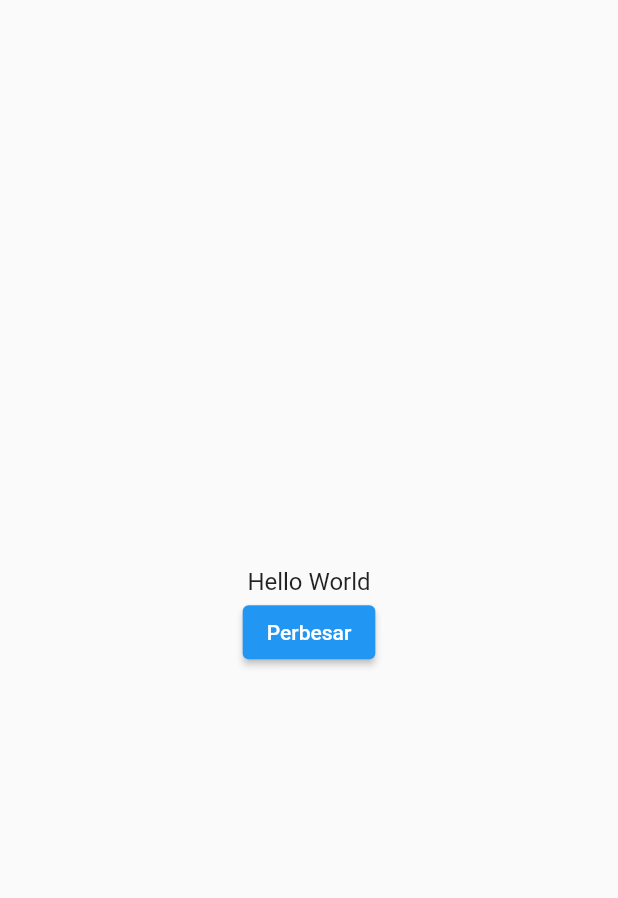
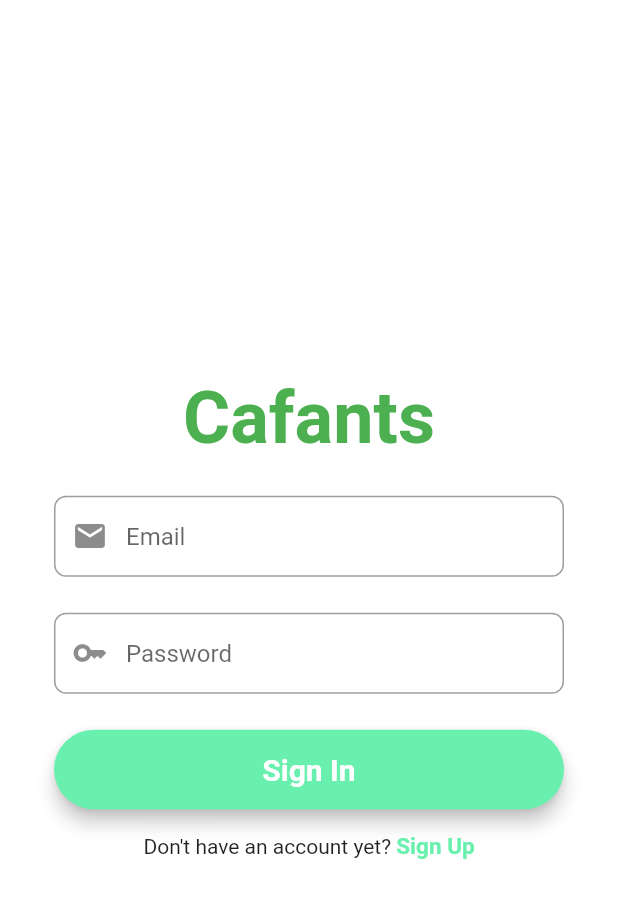
Before and after one commit to AfrinaldiLibrary/flutter_dasar, a Flutter app: the screen it shows after launch, on a phone screen of 412 x 824 dp. Shown: the top 898 px of the screen. Run offline on Flutter 3.47's test engine with Material 2 defaults, Android fonts, the phone set to English and light mode, and no system bars.

Commit message:
add login and register page

```diff
--- a/lib/main.dart
+++ b/lib/main.dart
@@ -1,6 +1,7 @@
 import 'package:flutter/material.dart';
+import 'package:flutter_dasar/screens/login_screens.dart';
 
-void main() => runApp(MyApp());
+void main() => runApp(const MyApp());
 
 class MyApp extends StatelessWidget {
   const MyApp({Key? key}) : super(key: key);
@@ -8,62 +9,12 @@ class MyApp extends StatelessWidget {
   @override
   Widget build(BuildContext context){
     return MaterialApp(
-      title: 'Flutter Demo',
+      debugShowCheckedModeBanner: false,
+      title: 'Cafants',
       theme: ThemeData(
-        primarySwatch: Colors.blue,
+        primarySwatch: Colors.green,
       ),
-      home: Scaffold(
-        body: Center(
-          child: BiggerText(text: "Hello World",),
-        ),
-      ),
+      home: const LoginScreen(),
     );
   }
 }
-
-class Heading extends StatelessWidget{
-  final String text;
-
-  const Heading({Key? key, required this.text}) : super(key: key);
-
-  @override
-  Widget build(BuildContext context){
-    return Text(
-      text,
-      style: const TextStyle(
-        fontSize: 24.0,
-        fontWeight: FontWeight.bold,
-      ),
-    );
-  }
-}
-
-class BiggerText extends StatefulWidget {
-  final String text;
-
-  const BiggerText({Key? key, required this.text}) : super(key: key);
-
-  @override
-  State<BiggerText> createState() => _BiggerTextState();
-}
-
-class _BiggerTextState extends State<BiggerText> {
-  double _textSize = 16.0;
-
-  @override
-  Widget build(BuildContext context) {
-    return Column(
-      mainAxisAlignment: MainAxisAlignment.center,
-      children: <Widget>[
-        Text(widget.text, style: TextStyle(fontSize: _textSize)),
-        ElevatedButton(
-            onPressed: (){
-              setState(() {
-                _textSize = 32.0;
-              });
-              },
-            child: const Text("Perbesar"))
-      ],
-    );
-  }
-}
--- /dev/null
+++ b/lib/screens/login_screens.dart
@@ -0,0 +1,136 @@
+import 'package:flutter/material.dart';
+import 'package:flutter_dasar/screens/home_screens.dart';
+import 'package:flutter_dasar/screens/registration_screens.dart';
+
+class LoginScreen extends StatefulWidget {
+  const LoginScreen({Key? key}) : super(key: key);
+
+  @override
+  State<LoginScreen> createState() => _LoginScreenState();
+}
+
+class _LoginScreenState extends State<LoginScreen> {
+  final _formKey = GlobalKey<FormState>();
+
+  final TextEditingController emailController = TextEditingController();
+  final TextEditingController passwordController = TextEditingController();
+
+  @override
+  Widget build(BuildContext context) {
+    final emailField = TextFormField(
+      autofocus: false,
+      controller: emailController,
+      keyboardType: TextInputType.emailAddress,
+      onSaved: (value) {
+        emailController.text = value!;
+      },
+      textInputAction: TextInputAction.next,
+      decoration: InputDecoration(
+        prefixIcon: const Icon(Icons.mail),
+        contentPadding: const EdgeInsets.fromLTRB(20, 15, 20, 20),
+        hintText: "Email",
+        border: OutlineInputBorder(borderRadius: BorderRadius.circular(8)),
+      ),
+    );
+
+    final passwordField = TextFormField(
+      autofocus: false,
+      controller: passwordController,
+      obscureText: true,
+      onSaved: (value) {
+        emailController.text = value!;
+      },
+      textInputAction: TextInputAction.done,
+      decoration: InputDecoration(
+        prefixIcon: const Icon(Icons.key),
+        contentPadding: const EdgeInsets.fromLTRB(20, 15, 20, 20),
+        hintText: "Password",
+        border: OutlineInputBorder(borderRadius: BorderRadius.circular(8)),
+      ),
+    );
+
+    final loginButton = Material(
+      elevation: 5,
+      borderRadius: BorderRadius.circular(30),
+      color: Colors.greenAccent,
+      child: MaterialButton(
+        padding: const EdgeInsets.fromLTRB(20, 15, 20, 15),
+        minWidth: MediaQuery.of(context).size.width,
+        onPressed: () {
+          Navigator.pushReplacement(context, MaterialPageRoute(builder: (context) => const HomeScreen()));
+        },
+        child: const Text(
+          "Sign In",
+          textAlign: TextAlign.center,
+          style: TextStyle(
+            fontSize: 20,
+            color: Colors.white,
+            fontWeight: FontWeight.bold,
+          ),
+        ),
+      ),
+    );
+
+    return Scaffold(
+      backgroundColor: Colors.white,
+      body: Center(
+        child: SingleChildScrollView(
+          child: Container(
+            color: Colors.white,
+            child: Padding(
+              padding: const EdgeInsets.all(36.0),
+              child: Form(
+                key: _formKey,
+                child: Column(
+                  mainAxisAlignment: MainAxisAlignment.center,
+                  crossAxisAlignment: CrossAxisAlignment.center,
+                  children: <Widget>[
+                    const Text(
+                      "Cafants",
+                      textAlign: TextAlign.center,
+                      style: TextStyle(
+                        fontSize: 48.0,
+                        color: Colors.green,
+                        fontWeight: FontWeight.bold,
+                      ),
+                    ),
+                    const SizedBox(height: 24.0),
+                    emailField,
+                    const SizedBox(height: 24.0),
+                    passwordField,
+                    const SizedBox(height: 24.0),
+                    loginButton,
+                    const SizedBox(height: 16.0),
+                    Row(
+                      mainAxisAlignment: MainAxisAlignment.center,
+                      children: <Widget>[
+                        const Text("Don't have an account yet? "),
+                        GestureDetector(
+                          onTap: () {
+                            Navigator.push(
+                                context,
+                                MaterialPageRoute(
+                                    builder: (context) =>
+                                        const RegistrationScreen()));
+                          },
+                          child: const Text(
+                            "Sign Up",
+                            style: TextStyle(
+                              color: Colors.greenAccent,
+                              fontWeight: FontWeight.bold,
+                              fontSize: 15,
+                            ),
+                          ),
+                        ),
+                      ],
+                    ),
+                  ],
+                ),
+              ),
+            ),
+          ),
+        ),
+      ),
+    );
+  }
+}
--- a/pubspec.yaml
+++ b/pubspec.yaml
@@ -35,8 +35,11 @@ dependencies:
 
   # The following adds the Cupertino Icons font to your application.
   # Use with the CupertinoIcons class for iOS style icons.
+  cloud_firestore: ^3.4.7
+  firebase_auth: ^3.8.0
+  firebase_core: ^1.22.0
+  fluttertoast: ^8.0.9
   cupertino_icons: ^1.0.2
-  provider: ^4.0.1
 
 dev_dependencies:
   flutter_test:
```
Also changed, not shown: lib/screens/home_screens.dart (added, +41 -0 lines), lib/screens/registration_screens.dart (added, +160 -0 lines), pubspec.lock, 3 other files.
